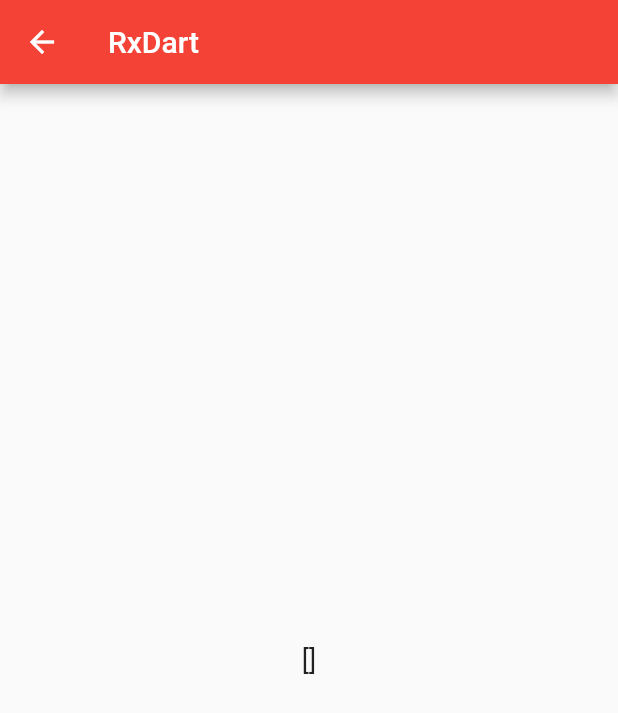
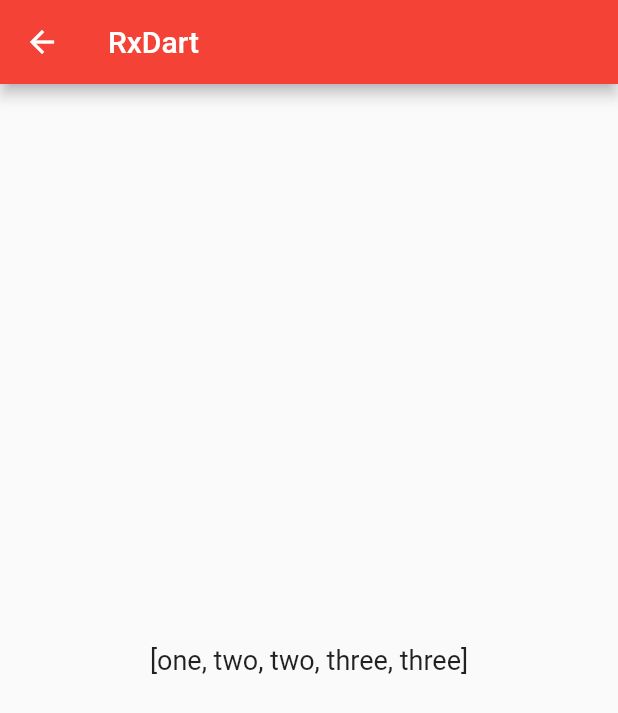
Before and after one commit to Jentlezhi/flutter_demo, a Flutter app: the screen it shows after launch, on a phone screen of 412 x 824 dp. Shown: the top 713 px of the screen. Run offline on Flutter 3.47's test engine with Material 2 defaults, Android fonts, the phone set to English and light mode, and no system bars; our stand-ins replace rxdart.

Commit message:
PublishSubject

```diff
--- a/lib/demo/rxdart/rxdart_demo.dart
+++ b/lib/demo/rxdart/rxdart_demo.dart
@@ -11,23 +11,36 @@ class _RxDartDemoState extends State<RxDartDemo> {
   @override
   void initState() {
     super.initState();
-    Observable<int> _observable = Observable.concat([
-      Observable.timer(1,Duration(seconds: 2)),
-      Stream.fromIterable([2, 4, 6]),
-      Stream.fromIterable([3, 6, 9])
-    ]).interval(Duration(seconds: 1));
+    // Observable<int> _observable = Observable.concat([
+    //   Observable.timer(1,Duration(seconds: 2)),
+    //   Stream.fromIterable([2, 4, 6]),
+    //   Stream.fromIterable([3, 6, 9])
+    // ]).interval(Duration(seconds: 1));
     // Observable(
     // Stream.fromIterable([1, 2, 3, 4, 5, 6])).map((item)=>item*item).interval(Duration(seconds: 1));
     // Observable.fromFuture(Future.value('future_hello'));
     // Observable.just('hello');
     // Observable.periodic(Duration(seconds: 2),(x) => x.toString());
-    _observable.every((item) => item < 6).asObservable().listen(_onData);
+    // _observable.every((item) => item < 6).asObservable().listen(_onData);
 
-    // PublishSubject<String> _subject = PublishSubject<String>();
+    ///先订阅，再添加数据
+    PublishSubject<String> _subject = PublishSubject<String>();
+    _subject.listen(_onDataOne);
+    _subject.add('one');
+    _subject.listen(_onData);
+    _subject.add('two');
+    _subject.add('three');
   }
 
   void _onData(data) {
     print('$data');
+    setState(() {
+      _listData.add('$data');
+    });
+  }
+
+    void _onDataOne(data) {
+    print('onDataOne:$data');
     setState(() {
       _listData.add('$data');
     });
```
